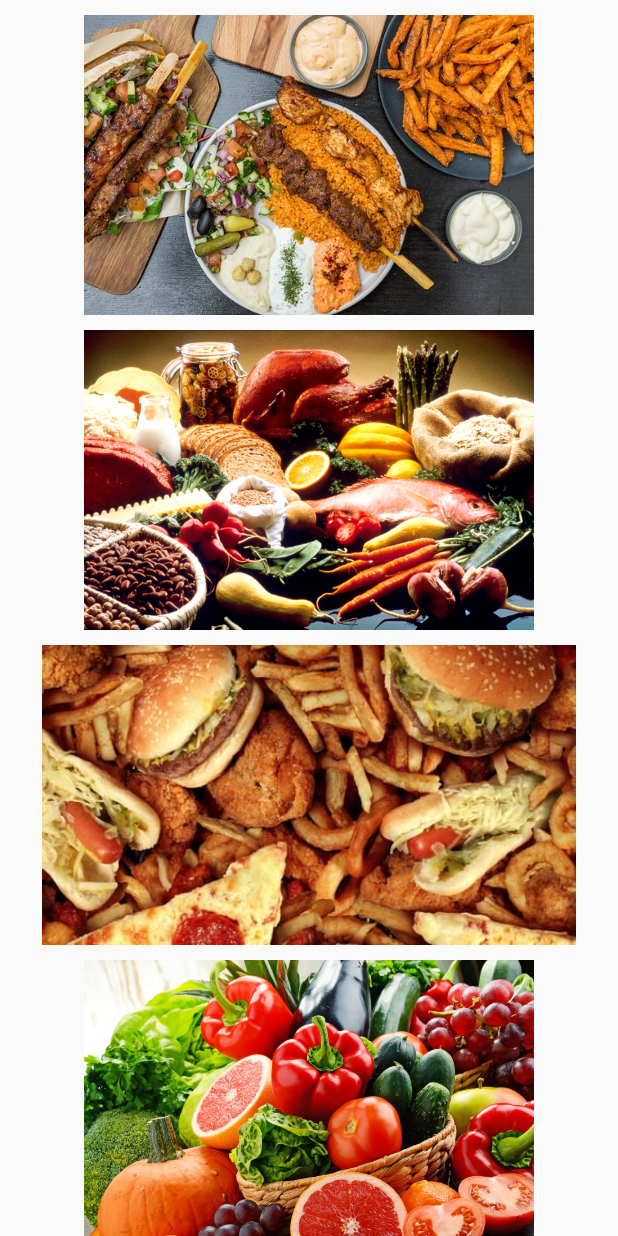
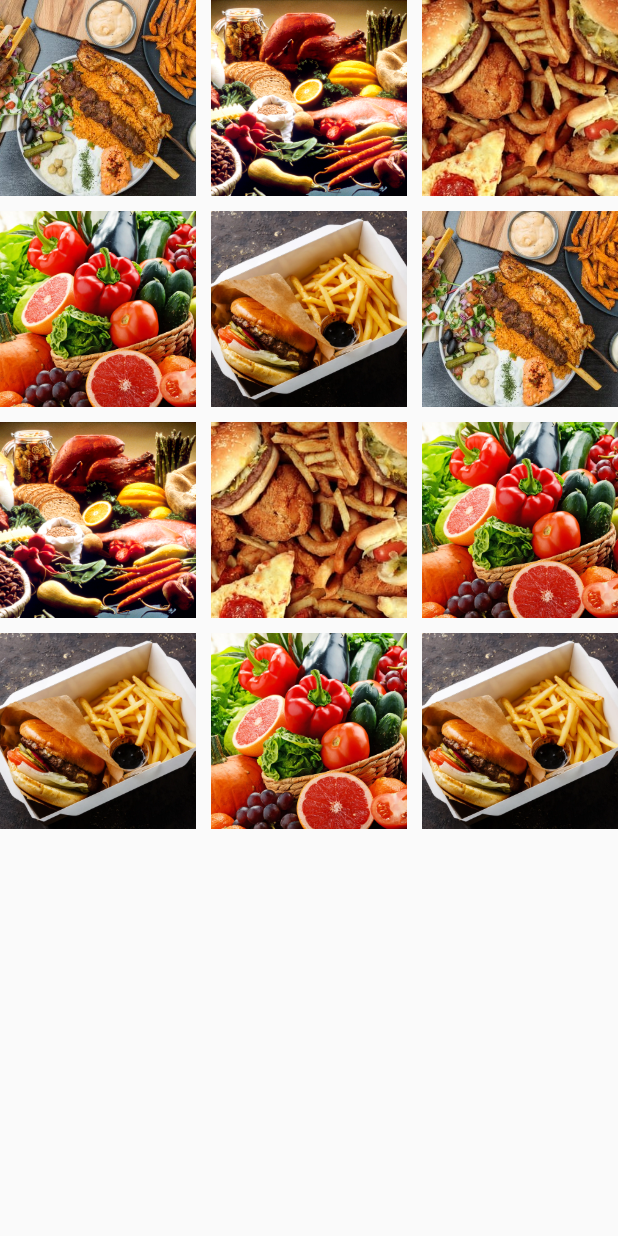
Before and after one commit to sibeux/flutter_mobile, a Flutter app: the screen it shows after launch, on a phone screen of 412 x 824 dp. Run offline on Flutter 3.47's test engine with Material 2 defaults, Android fonts, the phone set to English and light mode, and no system bars.

Commit message:
hot reload

```diff
--- a/lib/course_kopianan/presentation/menu_list.dart
+++ b/lib/course_kopianan/presentation/menu_list.dart
@@ -16,6 +16,13 @@ class _MenuListState extends State<MenuList> {
     "assets/images/food.jpg",
     "assets/images/food2.jpg",
     "assets/images/food3.jpg",
+    "assets/images/food4.jpg",
+    "assets/images/food5.jpg",
+    "assets/images/food.jpg",
+    "assets/images/food2.jpg",
+    "assets/images/food3.jpg",
+    "assets/images/food4.jpg",
+    "assets/images/food5.jpg",
     "assets/images/food4.jpg",
     "assets/images/food5.jpg",
   ];
@@ -41,7 +48,38 @@ class ItemCountLV extends StatelessWidget {
     return Scaffold(
       body: SafeArea(
           child: Container(
-        child: ListView.builder(
+              child:
+                  // BasicListView(foodGambar: foodGambar),
+                  GridView.builder(
+                      itemCount: foodGambar.length,
+                      gridDelegate: SliverGridDelegateWithFixedCrossAxisCount(
+                          crossAxisCount: 3,
+                          childAspectRatio: 1 / 1,
+                          crossAxisSpacing: 10,
+                          mainAxisSpacing: 10),
+                      itemBuilder: (context, index) => Container(
+                            height: 100,
+                            width: 100,
+                            child: Image.asset(
+                              foodGambar[index],
+                              fit: BoxFit.cover,
+                            ),
+                          )))),
+    );
+  }
+}
+
+class BasicListView extends StatelessWidget {
+  const BasicListView({
+    Key? key,
+    required this.foodGambar,
+  }) : super(key: key);
+
+  final List foodGambar;
+
+  @override
+  Widget build(BuildContext context) {
+    return ListView.builder(
         itemCount: foodGambar.length,
         itemBuilder: (context, index) => Container(
               height: 200,
@@ -50,8 +88,6 @@ class ItemCountLV extends StatelessWidget {
                 foodGambar[index],
                 // fit: BoxFit.cover,
               ),
-                )),
-      )),
-    );
+            ));
   }
 }
```
Lines whose indentation alone changed are shown as unchanged.
